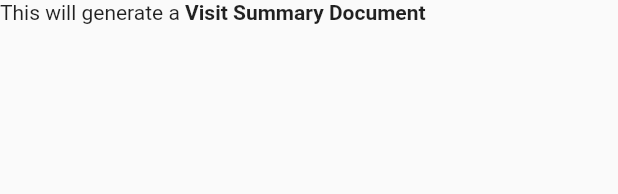
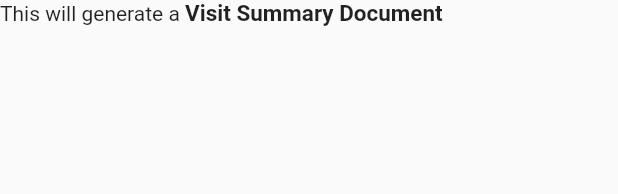
Before and after one commit to rohansolse/recorder_poc, a Flutter app: the RichTextWidget widget shown alone on an empty page, opened directly, on a phone screen of 412 x 824 dp. Shown: the top 194 px of the screen. Run offline on Flutter 3.47's test engine with Material 2 defaults, Android fonts, the phone set to English and light mode, and no system bars; our stand-ins replace audioplayers, avatar_glow; missing offline and left inert: record; statements that could not run were skipped.

Commit message:
font size added to the pop up

```diff
--- a/lib/main.dart
+++ b/lib/main.dart
@@ -180,6 +180,7 @@ class _RecorderTState extends State<RecorderT> {
                                         child: Text(
                                           RecorderConstants.areYouDone,
                                           style: TextStyle(
+                                            fontSize: 15,
                                             fontFamily: RecorderConstants.fontFamilyRoboto,
                                           ),
                                         ),
@@ -288,6 +289,7 @@ class RichTextWidget extends StatelessWidget {
           TextSpan(
             text: RecorderConstants.visitSummaryDocument,
             style: TextStyle(
+              fontSize: 15,
               fontWeight: FontWeight.w700,
               fontFamily: RecorderConstants.fontFamilyRoboto,
             ),
```
